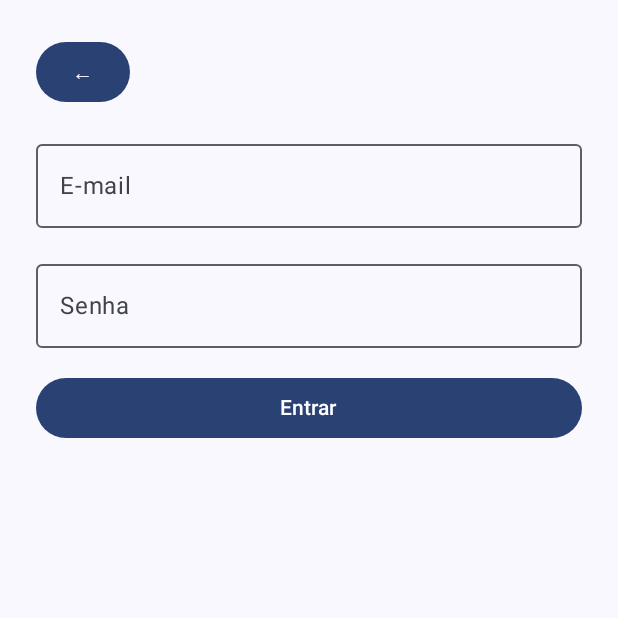
After one commit to Codenamedarkray/PI3-Turma3-3, an Android app built with Jetpack Compose: the SignInActivity screen opened directly, with no data from a screen before it, on a phone screen of 412 x 824 dp, the top half of it. The commit adds this screen. Run offline under Robolectric (Android 15) with nearby library versions, the phone set to English and light mode, and no system bars.

```diff
--- a/AndroidApp/app/build.gradle.kts
+++ b/AndroidApp/app/build.gradle.kts
@@ -65,5 +65,6 @@ dependencies {
 
     //lib do firestore
     implementation("com.google.firebase:firebase-firestore-ktx:25.1.3")
+    implementation("com.google.firebase:firebase-auth-ktx:23.2.0")
 
 }
--- /dev/null
+++ b/AndroidApp/app/src/main/java/br/edu/puccampinas/superid/SignInActivity.kt
@@ -0,0 +1,101 @@
+package br.edu.puccampinas.superid
+
+import android.content.Intent
+import android.os.Bundle
+import androidx.activity.ComponentActivity
+import androidx.activity.compose.setContent
+import androidx.activity.enableEdgeToEdge
+import androidx.compose.foundation.layout.Arrangement
+import androidx.compose.foundation.layout.Column
+import androidx.compose.foundation.layout.fillMaxSize
+import androidx.compose.foundation.layout.fillMaxWidth
+import androidx.compose.foundation.layout.padding
+import androidx.compose.foundation.text.KeyboardOptions
+import androidx.compose.material3.Button
+import androidx.compose.material3.OutlinedTextField
+import androidx.compose.material3.Scaffold
+import androidx.compose.material3.Text
+import androidx.compose.runtime.Composable
+import androidx.compose.runtime.getValue
+import androidx.compose.runtime.mutableStateOf
+import androidx.compose.runtime.remember
+import androidx.compose.runtime.setValue
+import androidx.compose.ui.Modifier
+import androidx.compose.ui.platform.LocalContext
+import androidx.compose.ui.text.input.KeyboardType
+import androidx.compose.ui.text.input.PasswordVisualTransformation
+import androidx.compose.ui.tooling.preview.Preview
+import androidx.compose.ui.unit.dp
+import br.edu.puccampinas.superid.ui.theme.SuperIDTheme
+
+class SignInActivity : ComponentActivity() {
+    override fun onCreate(savedInstanceState: Bundle?) {
+        super.onCreate(savedInstanceState)
+        enableEdgeToEdge()
+        setContent {
+            SuperIDTheme {
+                Scaffold(modifier = Modifier.fillMaxSize()) { innerPadding ->
+                    SignInForm(Modifier.padding(innerPadding))
+                }
+            }
+        }
+    }
+}
+
+@Composable
+fun SignInForm(modifier: Modifier = Modifier) {
+    var email by remember { mutableStateOf("") }
+    var password by remember { mutableStateOf("") }
+
+    val context = LocalContext.current
+
+    Column(
+        modifier = modifier
+            .fillMaxWidth()
+            .padding(24.dp),
+        verticalArrangement = Arrangement.spacedBy(16.dp)
+    ) {
+        Button(
+            onClick = {
+                val intent = Intent(context, WelcomeActivity::class.java)
+                context.startActivity(intent)
+            }
+        ) {
+            Text("←")
+        }
+        OutlinedTextField(
+            value = email,
+            onValueChange = { email = it },
+            label = { Text("E-mail") },
+            keyboardOptions = KeyboardOptions(keyboardType = KeyboardType.Email),
+            modifier = Modifier.fillMaxWidth()
+        )
+
+        OutlinedTextField(
+            value = password,
+            onValueChange = { password = it },
+            label = { Text("Senha") },
+            visualTransformation = PasswordVisualTransformation(),
+            keyboardOptions = KeyboardOptions(keyboardType = KeyboardType.Password),
+            modifier = Modifier.fillMaxWidth()
+        )
+
+        Button(
+            onClick = {
+                val intent = Intent(context, MainActivity::class.java)
+                context.startActivity(intent)
+            },
+            modifier = Modifier.fillMaxWidth()
+        ) {
+            Text("Entrar")
+        }
+    }
+}
+
+@Preview(showBackground = true)
+@Composable
+fun SignIpFormPreview() {
+    SuperIDTheme {
+        SignInForm()
+    }
+}
--- a/AndroidApp/app/src/main/res/values/strings.xml
+++ b/AndroidApp/app/src/main/res/values/strings.xml
@@ -1,3 +1,6 @@
 <resources>
     <string name="app_name">SuperID</string>
+    <string name="title_activity_sign_up">SignUpActivity</string>
+    <string name="title_activity_sign_in">SignInActivity</string>
+    <string name="title_activity_main">MainActivity</string>
 </resources>
```
Also changed, not shown: AndroidApp/app/src/main/AndroidManifest.xml (+15 -0 lines), AndroidApp/app/src/main/java/br/edu/puccampinas/superid/MainActivity.kt (+5 -11 lines), AndroidApp/app/src/main/java/br/edu/puccampinas/superid/SignUpActivity.kt (added, +283 -0 lines), AndroidApp/app/src/main/java/br/edu/puccampinas/superid/WelcomeActivity.kt (added, +72 -0 lines).
